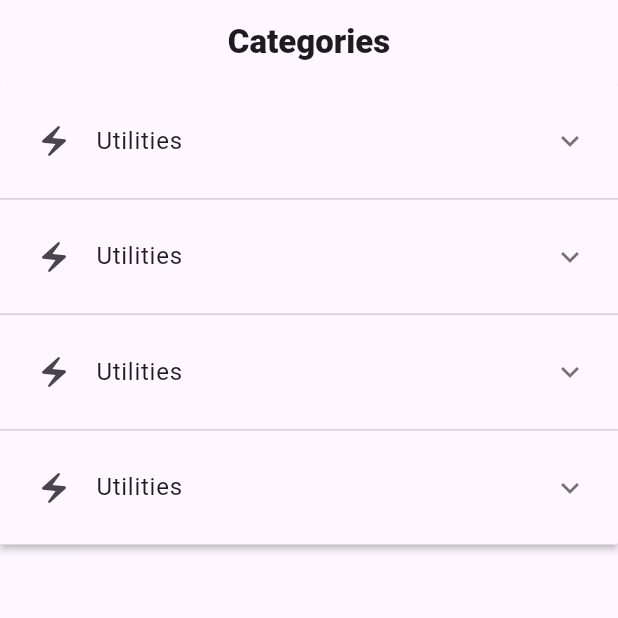
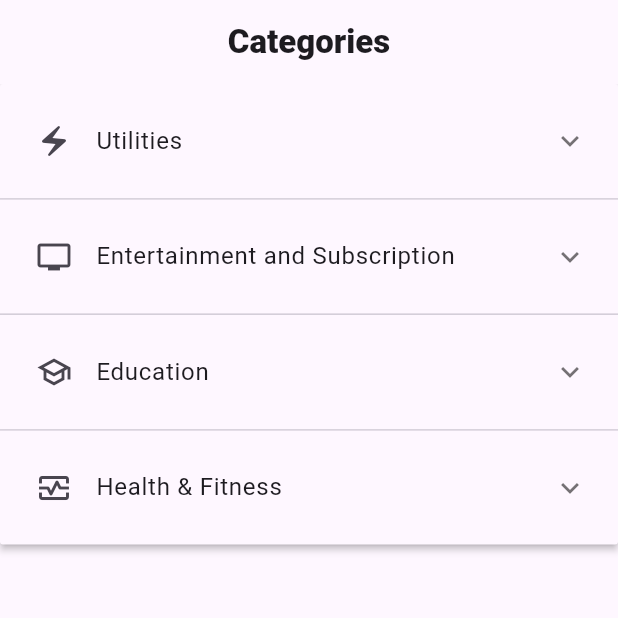
Before and after one commit to KarimMakki/billy-bills-reminder-app, a Flutter app: the CategoriesScreen screen opened by its route, on a phone screen of 412 x 824 dp, the top half of it. Run offline on Flutter 3.47's test engine with Material 3 defaults, Android fonts, the phone set to English and light mode, and no system bars; our stand-ins replace calendar_date_picker2, flutter_riverpod, go_router, table_calendar; missing offline and left inert: time_picker_spinner_pop_up.

Commit message:
created models for category, subCategory & iconGridItem

```diff
--- a/lib/models/category_model.dart
+++ b/lib/models/category_model.dart
@@ -1,9 +1,10 @@
+import 'package:billy_bills_reminder_app/models/subcategory_model.dart';
 import 'package:flutter/material.dart';
 
 class CategoryModel {
   final Icon icon;
   final String name;
-  final List<String> subCategories;
+  final List<SubCategoryModel> subCategories;
 
   CategoryModel(
       {required this.name, required this.subCategories, required this.icon});
@@ -13,17 +14,33 @@ List<CategoryModel> categoriesList = [
   CategoryModel(
       icon: Icon(Icons.electric_bolt),
       name: "Utilities",
-      subCategories: ["Internet", "Electricity", "Water"]),
+      subCategories: [
+        SubCategoryModel(name: "Internet", icon: Icons.wifi),
+        SubCategoryModel(name: "Electricity", icon: Icons.bolt),
+        SubCategoryModel(name: "Water", icon: Icons.water_drop)
+      ]),
   CategoryModel(
-      icon: Icon(Icons.electric_bolt),
-      name: "Utilities",
-      subCategories: ["Internet", "Electricity", "Water"]),
+      icon: Icon(Icons.tv),
+      name: "Entertainment and Subscription",
+      subCategories: [
+        SubCategoryModel(name: "Internet", icon: Icons.wifi),
+        SubCategoryModel(name: "Electricity", icon: Icons.bolt),
+        SubCategoryModel(name: "Water", icon: Icons.water_drop)
+      ]),
   CategoryModel(
-      icon: Icon(Icons.electric_bolt),
-      name: "Utilities",
-      subCategories: ["Internet", "Electricity", "Water"]),
+      icon: Icon(Icons.school_outlined),
+      name: "Education",
+      subCategories: [
+        SubCategoryModel(name: "Internet", icon: Icons.wifi),
+        SubCategoryModel(name: "Electricity", icon: Icons.bolt),
+        SubCategoryModel(name: "Water", icon: Icons.water_drop)
+      ]),
   CategoryModel(
-      icon: Icon(Icons.electric_bolt),
-      name: "Utilities",
-      subCategories: ["Internet", "Electricity", "Water"]),
+      icon: Icon(Icons.monitor_heart_outlined),
+      name: "Health & Fitness",
+      subCategories: [
+        SubCategoryModel(name: "Internet", icon: Icons.wifi),
+        SubCategoryModel(name: "Electricity", icon: Icons.bolt),
+        SubCategoryModel(name: "Water", icon: Icons.water_drop)
+      ]),
 ];
--- /dev/null
+++ b/lib/models/icon_griditem_model.dart
@@ -0,0 +1,8 @@
+import 'package:flutter/material.dart';
+
+class IconGriditemModel {
+  final Image icon;
+  bool isClicked;
+
+  IconGriditemModel({required this.icon, required this.isClicked});
+}
--- /dev/null
+++ b/lib/models/subcategory_model.dart
@@ -0,0 +1,9 @@
+import 'package:flutter/material.dart';
+
+class SubCategoryModel {
+  final String name;
+  final Image? image;
+  final IconData? icon;
+
+  SubCategoryModel({required this.name, this.image, this.icon});
+}
--- a/lib/views/widgets/categories_screen.dart
+++ b/lib/views/widgets/categories_screen.dart
@@ -58,7 +58,7 @@ class CategoriesScreen extends StatelessWidget {
                                 color: primaryColor,
                               ),
                               SizedBox(width: 4),
-                              Text(subCategory),
+                              Text(subCategory.name),
                             ],
                           ),
                         ),
```
